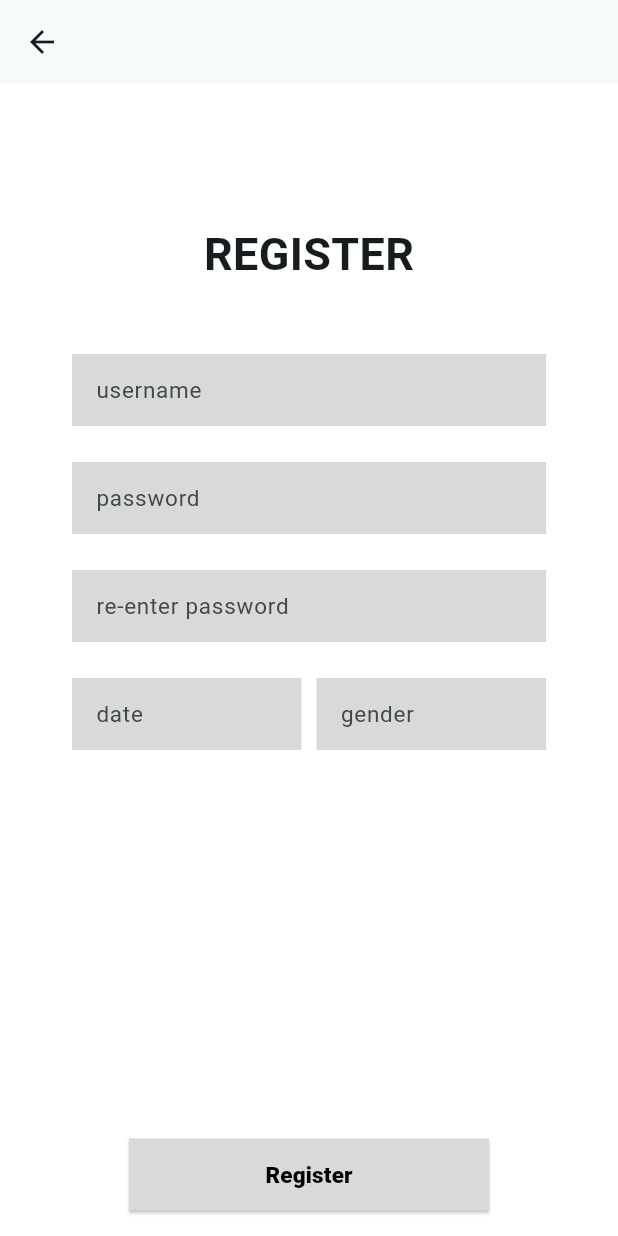
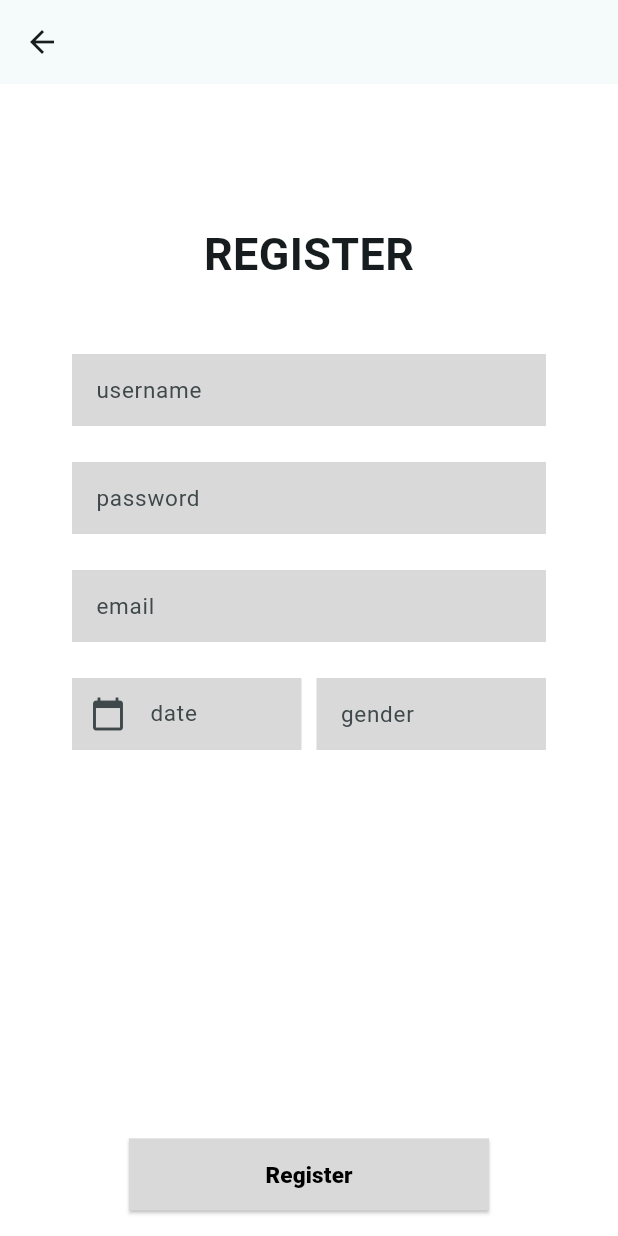
Before and after one commit to Siripongapr/devicial_mobile, a Flutter app: the RegisterPage screen opened by its route, on a phone screen of 412 x 824 dp. Run offline on Flutter 3.47's test engine with Material 3 defaults, Android fonts, the phone set to English and light mode, and no system bars; our stand-ins replace bloc, cookie_jar, dio, dio_cookie_manager, equatable, flutter_bloc.

Commit message:
feat : implement register

```diff
--- a/lib/blocs/register/register_cubit.dart
+++ b/lib/blocs/register/register_cubit.dart
@@ -1,8 +1,27 @@
 import 'package:bloc/bloc.dart';
+import 'package:devicial_mobile/repository/auth.dart';
+import 'package:dio/dio.dart';
 import 'package:equatable/equatable.dart';
 
 part 'register_state.dart';
 
 class RegisterCubit extends Cubit<RegisterState> {
-  RegisterCubit() : super(RegisterInitial());
+  Auth authRepo;
+  RegisterCubit(this.authRepo) : super(RegisterInitial());
+  void register(String username, String password, String email, String gender,
+      String birthDate) async {
+    emit(RegisterLoading());
+    try {
+      await authRepo.register(username, password, email, birthDate, gender);
+      emit(RegisterSuccess());
+      print('successssss');
+    } on DioException catch (e) {
+      // Use DioException instead of DioError
+      print("Register error ${e.message}");
+      emit(RegisterError());
+    } catch (e) {
+      print("Generic error $e");
+      emit(RegisterError());
+    }
+  }
 }
--- a/lib/blocs/register/register_state.dart
+++ b/lib/blocs/register/register_state.dart
@@ -8,3 +8,9 @@ sealed class RegisterState extends Equatable {
 }
 
 final class RegisterInitial extends RegisterState {}
+
+final class RegisterLoading extends RegisterState {}
+
+final class RegisterSuccess extends RegisterState {}
+
+final class RegisterError extends RegisterState {}
--- /dev/null
+++ b/lib/materials/widget/date_pick.dart
@@ -0,0 +1,67 @@
+import 'package:devicial_mobile/materials/color.dart';
+import 'package:flutter/foundation.dart';
+import 'package:flutter/material.dart';
+import 'package:intl/intl.dart';
+
+class DatePick extends StatefulWidget {
+  DatePick({super.key, this.padding, required this.dateController});
+  final padding;
+  TextEditingController dateController;
+
+  @override
+  State<DatePick> createState() => _DatePickState();
+}
+
+class _DatePickState extends State<DatePick> {
+  @override
+  Widget build(BuildContext context) {
+    return Padding(
+      padding: EdgeInsets.only(left: widget.padding),
+      child: SizedBox(
+        height: 48,
+        child: TextField(
+          style: TextStyle(fontSize: 15),
+          decoration: InputDecoration(
+            fillColor: ThemeColor.textBox,
+            hintText: 'date',
+            hintStyle: const TextStyle(
+              fontSize: 15,
+              fontWeight: FontWeight.w400,
+            ),
+            filled: true,
+            prefixIcon: Icon(Icons.calendar_today),
+            contentPadding: EdgeInsets.symmetric(vertical: 12.0),
+            enabledBorder: OutlineInputBorder(
+                borderRadius: BorderRadius.circular(0),
+                borderSide: BorderSide.none),
+            focusedBorder: UnderlineInputBorder(
+              borderRadius: BorderRadius.circular(0),
+              borderSide: BorderSide(
+                  color: Colors.transparent), // Set the color to transparent
+            ),
+          ),
+          readOnly: true,
+          onTap: () {
+            _selectDate(context);
+          },
+          controller: widget.dateController,
+        ),
+      ),
+    );
+  }
+
+  Future<void> _selectDate(context) async {
+    DateTime? _picked = await showDatePicker(
+        context: context,
+        initialDate: DateTime.now(),
+        firstDate: DateTime(2000),
+        lastDate: DateTime(2100));
+    if (_picked != null) {
+      final formattedDate =
+          DateFormat("yyyy-MM-dd'T'00:00:00.000'Z'").format(_picked);
+      setState(() {
+        widget.dateController.text = formattedDate;
+      });
+    }
+  }
+}
--- a/lib/repository/auth.dart
+++ b/lib/repository/auth.dart
@@ -120,6 +120,7 @@ class Auth {
       }
     } catch (e) {
       print(e);
+      throw Exception('Failed to register: $e');
     }
   }
 
--- a/lib/screen/login/register_page.dart
+++ b/lib/screen/login/register_page.dart
@@ -1,9 +1,12 @@
+import 'package:devicial_mobile/blocs/register/register_cubit.dart';
 import 'package:devicial_mobile/materials/color.dart';
 import 'package:devicial_mobile/materials/widget/button_widget.dart';
+import 'package:devicial_mobile/materials/widget/date_pick.dart';
 import 'package:devicial_mobile/materials/widget/dialog_widget.dart';
 import 'package:devicial_mobile/materials/widget/text_button_widget.dart';
 import 'package:devicial_mobile/materials/widget/textfield_widget.dart';
 import 'package:flutter/material.dart';
+import 'package:flutter_bloc/flutter_bloc.dart';
 
 class RegisterPage extends StatefulWidget {
   const RegisterPage({super.key});
@@ -13,7 +16,12 @@ class RegisterPage extends StatefulWidget {
 }
 
 class _RegisterPageState extends State<RegisterPage> {
-  final TextEditingController login = TextEditingController();
+  final TextEditingController username = TextEditingController();
+  final TextEditingController password = TextEditingController();
+  final TextEditingController email = TextEditingController();
+  final TextEditingController date = TextEditingController();
+  final TextEditingController gender = TextEditingController();
+  late RegisterCubit registerCubit;
   bool validate = false;
   PaddingValue hzt = PaddingValue(t: 0, b: 0, l: 48, r: 48);
   PaddingValue btTf = PaddingValue(t: 0, b: 24, l: 0, r: 0);
@@ -53,6 +61,12 @@ class _RegisterPageState extends State<RegisterPage> {
   }
 
   @override
+  void initState() {
+    super.initState();
+    registerCubit = BlocProvider.of<RegisterCubit>(context);
+  }
+
+  @override
   Widget build(BuildContext context) {
     return Scaffold(
       backgroundColor: ThemeColor.background,
@@ -69,7 +83,7 @@ class _RegisterPageState extends State<RegisterPage> {
                   style: TextStyle(fontSize: 30, fontWeight: FontWeight.w600),
                 ),
                 TextFormFieldWidget(
-                  controller: login,
+                  controller: username,
                   top: 45,
                   bottom: btTf.b,
                   left: hzt.l,
@@ -77,49 +91,78 @@ class _RegisterPageState extends State<RegisterPage> {
                   hintText: 'username',
                 ),
                 TextFormFieldWidget(
-                  controller: login,
+                  controller: password,
                   bottom: btTf.b,
                   left: hzt.l,
                   right: hzt.r,
                   hintText: 'password',
                 ),
                 TextFormFieldWidget(
-                  controller: login,
+                  controller: email,
                   bottom: btTf.b,
                   left: hzt.l,
                   right: hzt.r,
-                  hintText: 're-enter password',
+                  hintText: 'email',
                 ),
                 Row(
                   children: [
                     Flexible(
-                      child: TextFormFieldWidget(
-                        controller: login,
-                        left: hzt.l,
-                        hintText: 'date',
-                      ),
-                    ),
+                        child: DatePick(
+                      dateController: date,
+                      padding: hzt.l,
+                    )),
                     const SizedBox(
                       width: 10,
                     ),
                     Flexible(
                       child: TextFormFieldWidget(
-                        controller: login,
+                        controller: gender,
                         right: hzt.r,
                         hintText: 'gender',
                       ),
                     ),
                   ],
                 ),
+                BlocConsumer<RegisterCubit, RegisterState>(
+                    builder: (context, state) {
+                  // if (state is RegisterError) {
+                  //   return Text('error');
+                  // } else {
+                  return Container();
+                  // }
+                }, listener: (context, state) {
+                  if (state is RegisterError) {
+                    setState(() {
+                      validate = true;
+                    });
+                  } else if (state is RegisterSuccess) {
+                    showCustomDialog(context);
+                  }
+                }),
+                !validate ? Container() : Text('data'),
                 ButtonWidget(
                   top: 259,
                   text: 'Register',
                   onPressed: () {
-                    print(validate);
-                    setState(() {
-                      validate = !validate;
-                    });
-                    showCustomDialog(context);
+                    // if (username.text != '' &&
+                    //     password.text != '' &&
+                    //     email.text != '' &&
+                    //     date.text != '' &&
+                    //     gender.text != '') {
+                    registerCubit.register(
+                      username.text,
+                      password.text,
+                      email.text,
+                      date.text,
+                      gender.text,
+                    );
+                    // } else {
+                    //   print(validate);
+                    //   setState(() {
+                    //     validate = !validate;
+                    //   });
+                    // }
+                    // showCustomDialog(context);
                   },
                   left: 86,
                   right: 86,
--- a/pubspec.yaml
+++ b/pubspec.yaml
@@ -41,6 +41,7 @@ dependencies:
   dio_cookie_manager: ^3.1.1
   cookie_jar: ^4.0.8
   path_provider: ^2.1.3
+  intl: ^0.17.0
 
 dev_dependencies:
   flutter_test:
```
Also changed, not shown: pubspec.lock.
